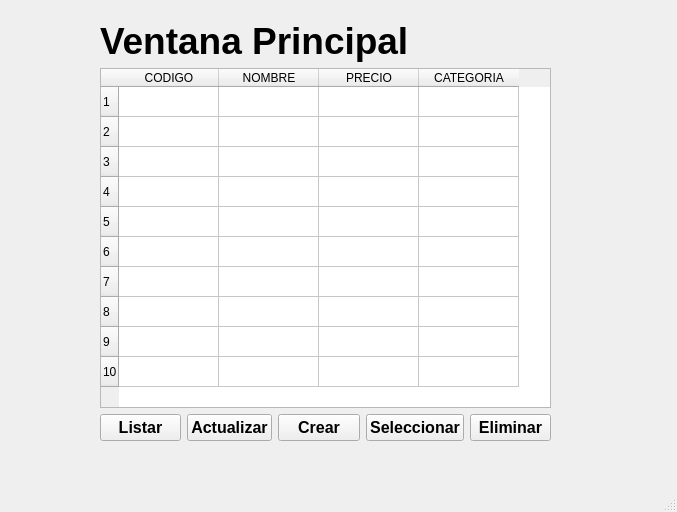
Before: the Qt Designer form Views/Stock/consultar_stock.ui in LAZAVIA/Ezequiel, drawn with Qt 5.
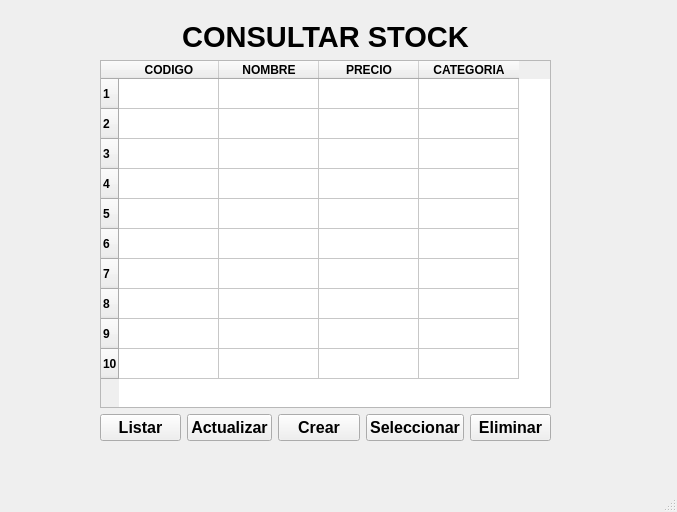
After: the same form once the commit is applied.

What changed in the file:
```diff
--- a/Views/Stock/consultar_stock.ui
+++ b/Views/Stock/consultar_stock.ui
@@ -28,18 +28,27 @@
       <widget class="QLabel" name="label">
        <property name="font">
         <font>
-         <pointsize>28</pointsize>
+         <pointsize>22</pointsize>
          <weight>75</weight>
          <bold>true</bold>
         </font>
        </property>
        <property name="text">
-        <string>Ventana Principal</string>
+        <string>CONSULTAR STOCK</string>
+       </property>
+       <property name="alignment">
+        <set>Qt::AlignCenter</set>
        </property>
       </widget>
      </item>
      <item row="1" column="0" colspan="5">
-      <widget class="QTableWidget" name="table_product">
+      <widget class="QTableWidget" name="tableWidget">
+       <property name="font">
+        <font>
+         <weight>75</weight>
+         <bold>true</bold>
+        </font>
+       </property>
        <property name="rowCount">
         <number>10</number>
        </property>
```
Left out of the diff: 2 changed lines with no effect on the pictures.
